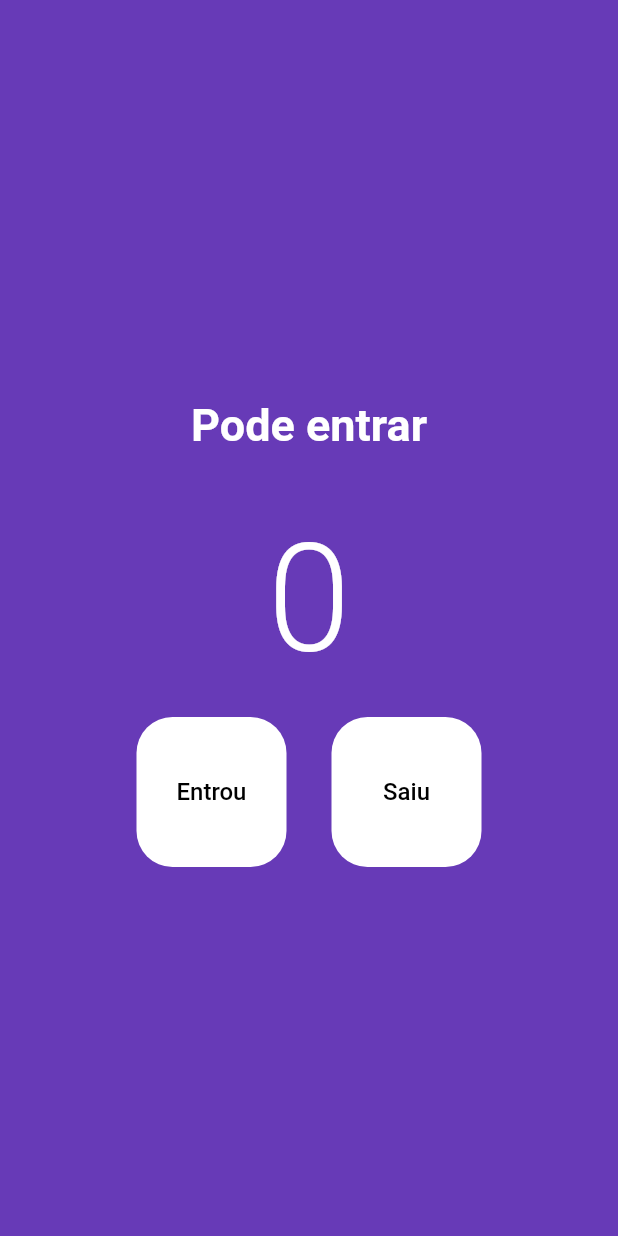
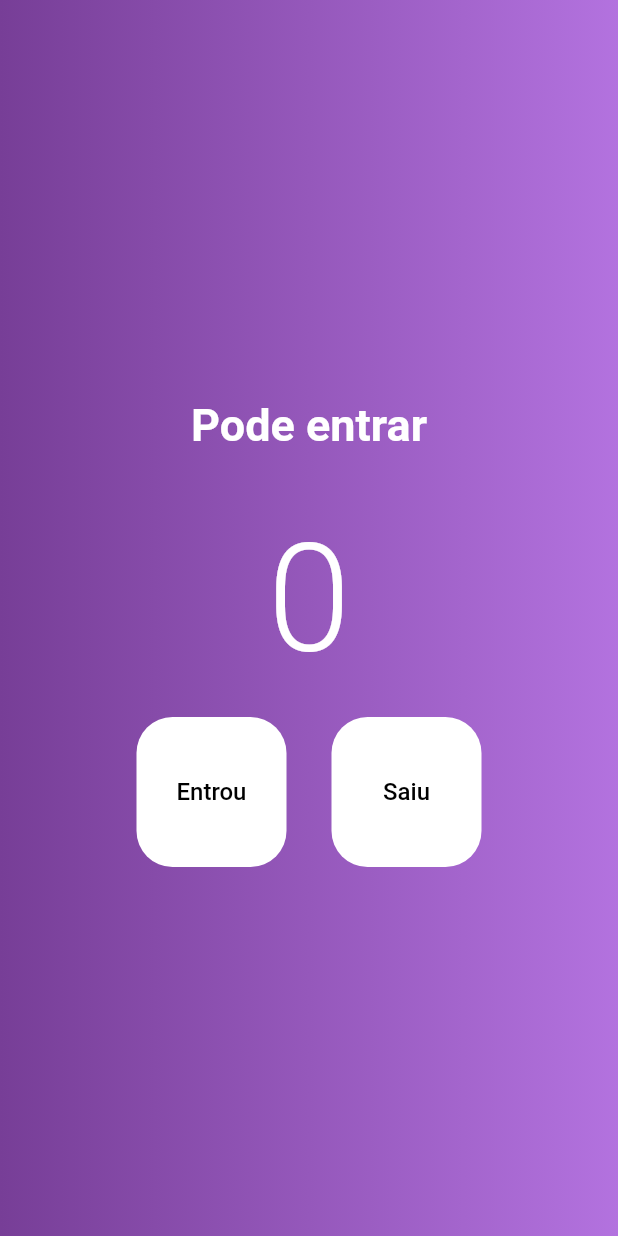
Before and after one commit to Joaopedroaquino/PeopleCounter, a Flutter app: the screen it shows after launch, on a phone screen of 412 x 824 dp. Run offline on Flutter 3.47's test engine with Material 2 defaults, Android fonts, the phone set to English and light mode, and no system bars.

Commit message:
estilizando o background

```diff
--- a/lib/home_page.dart
+++ b/lib/home_page.dart
@@ -14,8 +14,21 @@ class HomePage extends StatelessWidget {
   @override
   Widget build(BuildContext context) {
     return Scaffold(
-      backgroundColor: Colors.deepPurple,
-      body: Column(
+      //backgroundColor: Colors.deepPurple,
+      body: Container(
+        decoration: const BoxDecoration(
+          gradient: LinearGradient(
+            colors: [
+              Color.fromARGB(255, 119, 62, 151),
+              Color.fromARGB(255, 179, 114, 223),
+            ],
+            begin: FractionalOffset(0.0, 0.0),
+            end: FractionalOffset(1.0, 0.0),
+            stops: [0.0, 1.0],
+            tileMode: TileMode.decal,
+          ),
+        ),
+        child: Column(
           mainAxisAlignment: MainAxisAlignment.center,
           children: [
             const Padding(
@@ -79,6 +92,7 @@ class HomePage extends StatelessWidget {
             )
           ],
         ),
+      ),
     );
   }
 }
```
Lines whose indentation alone changed are shown as unchanged.
